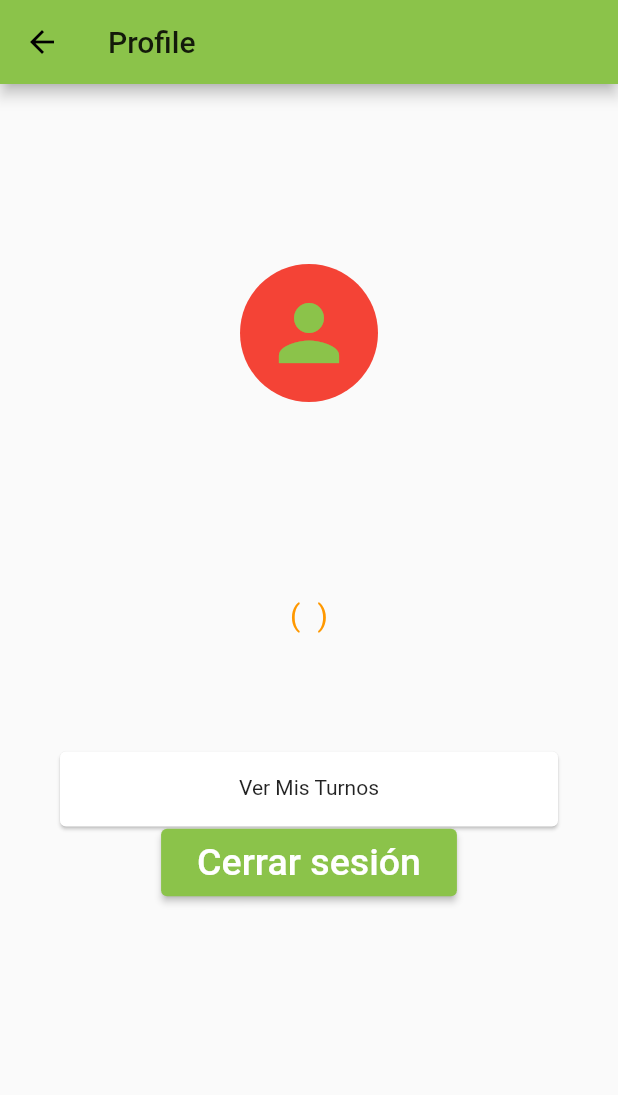
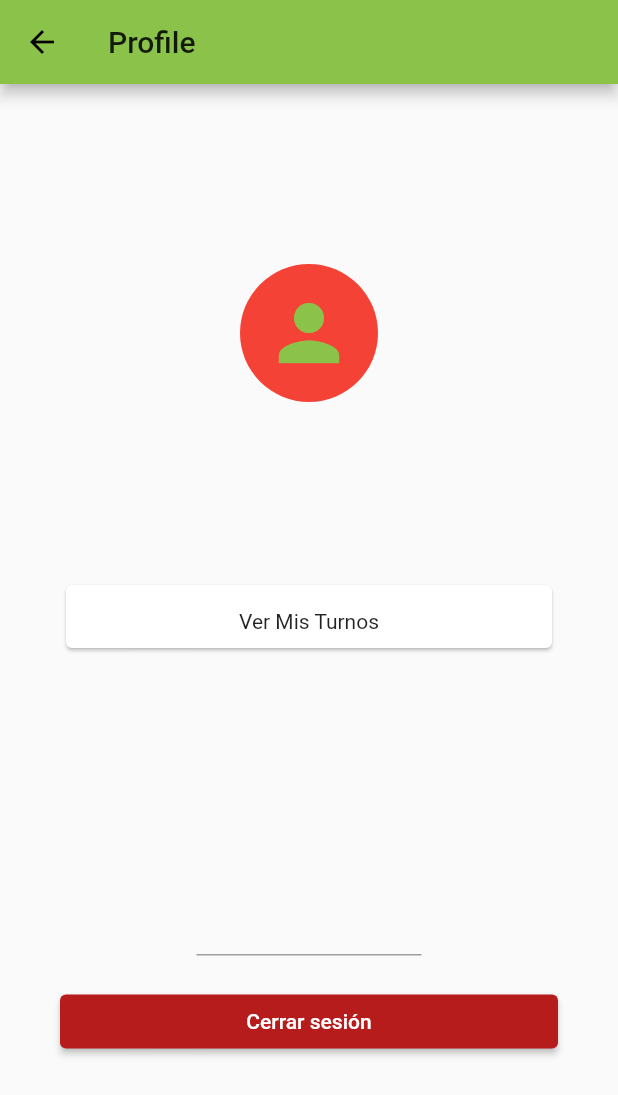
Before and after one commit to julitaras/turnAR, a Flutter app: the UserProfile screen opened directly with empty values, on a phone screen of 412 x 824 dp. Shown: the top 1095 px of the screen. Run offline on Flutter 3.47's test engine with Material 2 defaults, Android fonts, the phone set to English and light mode, and no system bars; our stand-ins replace firebase_auth, firebase_core, font_awesome_flutter, google_sign_in, googleapis_auth; missing offline and left inert: googleapis; accounts and stored records are empty.

```diff
--- a/lib/pages/user.dart
+++ b/lib/pages/user.dart
@@ -74,38 +74,54 @@ class _UserProfileState extends State<UserProfile> {
                   ),
                 ),
                 SizedBox(
-                  height: 70,
+                  height: 10,
                 ),
                 Text(
-                  '( ${_user.email!} )',
+                  '${_user.email!}',
                   style: TextStyle(
                     color: Colors.orange,
-                    fontSize: 20,
+                    fontSize: 15,
                     letterSpacing: 0.5,
                   ),
                 ),
                 SizedBox(
-                  height: 70,
+                  height: 30,
                 ),
                 Card(
-                  margin: const EdgeInsets.only(top: 10.0),
                   child: InkWell(
                     splashColor: Colors.blue.withAlpha(30),
                     onTap: () {
                       Navigator.of(context).push(MaterialPageRoute(
                           builder: (context) => MyAppointments(user: _user,)));
                     },
-                    child: const SizedBox(
-                      width: 600,
-                      height: 50,
+                    child: Padding(
+                          padding: const EdgeInsets.only(bottom: 10.0),
+                          child: Container(
+                      width: double.infinity,
                       child: Text(
                         '\nVer Mis Turnos',
                         textAlign: TextAlign.center,
                       ),
                     ),
+                    ),
                   ),
                 ),
-                SignOutButton(),
+                Container(
+                  height: 200.0,
+                ),
+                Container(
+                  height: 1.0,
+                  width: 150,
+                  color: Colors.grey,
+                ),
+                Container(
+                  height: 10.0,
+                ),
+                Container(
+                  margin: const EdgeInsets.only(top: 10.0),
+                  width: double.infinity,
+                child: SignOutButton(),
+                ),
               ],
             ),
           ),
```
Also changed, not shown: lib/widgets/sign_out_button.dart (+29 -3 lines).
